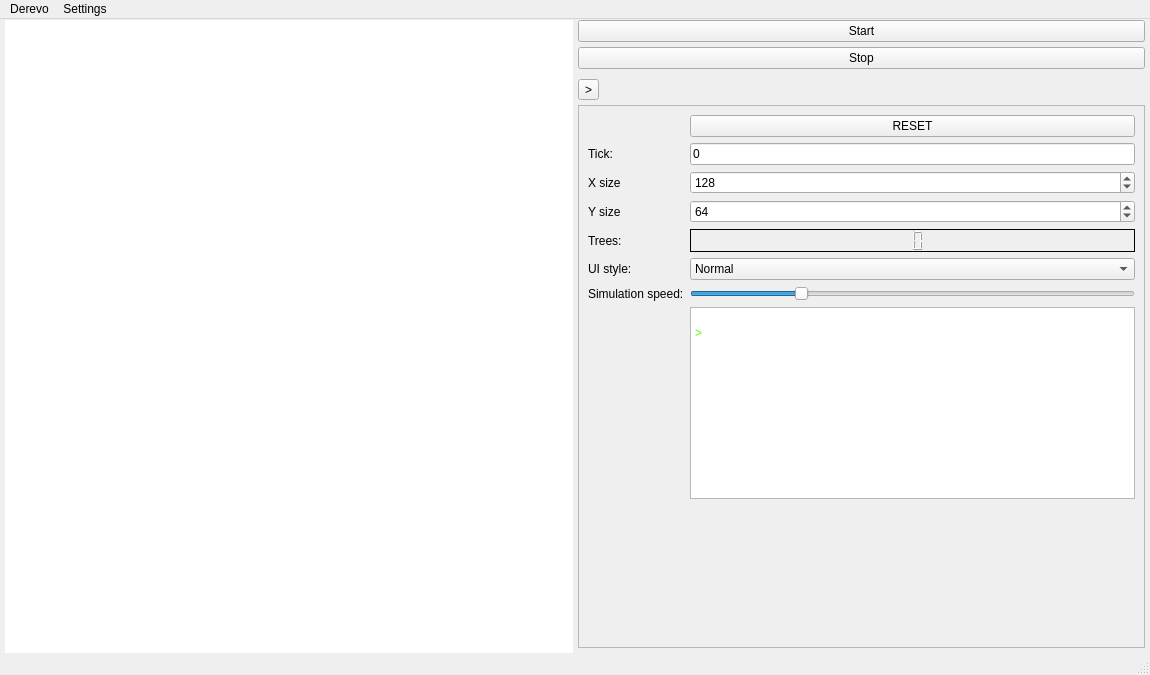
The window that mainwindow.ui (OgArkad/Derevo) describes before a commit, drawn with Qt 5.
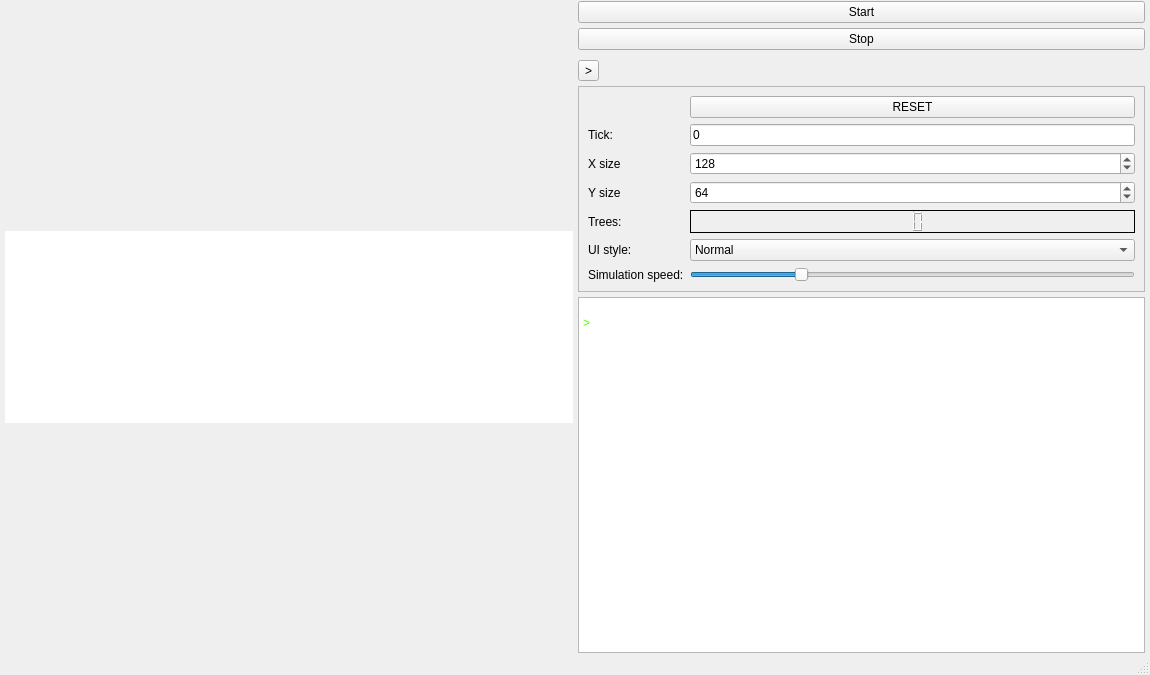
The same window after the commit. Icons and pictures are not drawn.

What changed in the file:
```diff
--- a/mainwindow.ui
+++ b/mainwindow.ui
@@ -49,6 +49,260 @@
     <property name="spacing">
      <number>5</number>
     </property>
+    <item row="0" column="2">
+     <widget class="QPushButton" name="start">
+      <property name="text">
+       <string>Start</string>
+      </property>
+     </widget>
+    </item>
+    <item row="0" column="0" rowspan="6" alignment="Qt::AlignmentFlag::AlignVCenter">
+     <widget class="QTableWidget" name="table">
+      <property name="cursor" stdset="0">
+       <cursorShape>CrossCursor</cursorShape>
+      </property>
+      <property name="mouseTracking">
+       <bool>false</bool>
+      </property>
+      <property name="focusPolicy">
+       <enum>Qt::FocusPolicy::NoFocus</enum>
+      </property>
+      <property name="frameShape">
+       <enum>QFrame::Shape::NoFrame</enum>
+      </property>
+      <property name="lineWidth">
+       <number>0</number>
+      </property>
+      <property name="verticalScrollBarPolicy">
+       <enum>Qt::ScrollBarPolicy::ScrollBarAlwaysOff</enum>
+      </property>
+      <property name="horizontalScrollBarPolicy">
+       <enum>Qt::ScrollBarPolicy::ScrollBarAlwaysOff</enum>
+      </property>
+      <property name="autoScroll">
+       <bool>false</bool>
+      </property>
+      <property name="editTriggers">
+       <set>QAbstractItemView::EditTrigger::NoEditTriggers</set>
+      </property>
+      <property name="selectionMode">
+       <enum>QAbstractItemView::SelectionMode::NoSelection</enum>
+      </property>
+      <property name="textElideMode">
+       <enum>Qt::TextElideMode::ElideMiddle</enum>
+      </property>
+      <property name="showGrid">
+       <bool>false</bool>
+      </property>
+      <property name="gridStyle">
+       <enum>Qt::PenStyle::NoPen</enum>
+      </property>
+      <property name="rowCount">
+       <number>128</number>
+      </property>
+      <property name="columnCount">
+       <number>64</number>
+      </property>
+      <attribute name="horizontalHeaderVisible">
+       <bool>false</bool>
+      </attribute>
+      <attribute name="verticalHeaderVisible">
+       <bool>false</bool>
+      </attribute>
+      <row/>
+      <row/>
+      <row/>
+      <row/>
+      <row/>
+      <row/>
+      <row/>
+      <row/>
+      <row/>
+      <row/>
+      <row/>
+      <row/>
+      <row/>
+      <row/>
+      <row/>
+      <row/>
+      <row/>
+      <row/>
+      <row/>
+      <row/>
+      <row/>
+      <row/>
+      <row/>
+      <row/>
+      <row/>
+      <row/>
+      <row/>
+      <row/>
+      <row/>
+      <row/>
+      <row/>
+      <row/>
+      <row/>
+      <row/>
+      <row/>
+      <row/>
+      <row/>
+      <row/>
+      <row/>
+      <row/>
+      <row/>
+      <row/>
+      <row/>
+      <row/>
+      <row/>
+      <row/>
+      <row/>
+      <row/>
+      <row/>
+      <row/>
+      <row/>
+      <row/>
+      <row/>
+      <row/>
+      <row/>
+      <row/>
+      <row/>
+      <row/>
+      <row/>
+      <row/>
+      <row/>
+      <row/>
+      <row/>
+      <row/>
+      <row/>
+      <row/>
+      <row/>
+      <row/>
+      <row/>
+      <row/>
+      <row/>
+      <row/>
+      <row/>
+      <row/>
+      <row/>
+      <row/>
+      <row/>
+      <row/>
+      <row/>
+      <row/>
+      <row/>
+      <row/>
+      <row/>
+      <row/>
+      <row/>
+      <row/>
+      <row/>
+      <row/>
+      <row/>
+      <row/>
+      <row/>
+      <row/>
+      <row/>
+      <row/>
+      <row/>
+      <row/>
+      <row/>
+      <row/>
+      <row/>
+      <row/>
+      <row/>
+      <row/>
+      <row/>
+      <row/>
+      <row/>
+      <row/>
+      <row/>
+      <row/>
+      <row/>
+      <row/>
+      <row/>
+      <row/>
+      <row/>
+      <row/>
+      <row/>
+      <row/>
+      <row/>
+      <row/>
+      <row/>
+      <row/>
+      <row/>
+      <row/>
+      <row/>
+      <row/>
+      <row/>
+      <row/>
+      <row/>
+      <row/>
+      <column/>
+      <column/>
+      <column/>
+      <column/>
+      <column/>
+      <column/>
+      <column/>
+      <column/>
+      <column/>
+      <column/>
+      <column/>
+      <column/>
+      <column/>
+      <column/>
+      <column/>
+      <column/>
+      <column/>
+      <column/>
+      <column/>
+      <column/>
+      <column/>
+      <column/>
+      <column/>
+      <column/>
+      <column/>
+      <column/>
+      <column/>
+      <column/>
+      <column/>
+      <column/>
+      <column/>
+      <column/>
+      <column/>
+      <column/>
+      <column/>
+      <column/>
+      <column/>
+      <column/>
+      <column/>
+      <column/>
+      <column/>
+      <column/>
+      <column/>
+      <column/>
+      <column/>
+      <column/>
+      <column/>
+      <column/>
+      <column/>
+      <column/>
+      <column/>
+      <column/>
+      <column/>
+      <column/>
+      <column/>
+      <column/>
+      <column/>
+      <column/>
+      <column/>
+      <column/>
+      <column/>
+      <column/>
+      <column/>
+      <column/>
+     </widget>
+    </item>
     <item row="4" column="2">
      <widget class="QFrame" name="frame">
       <property name="maximumSize">
@@ -67,6 +321,50 @@
        <enum>QFrame::Shadow::Raised</enum>
       </property>
       <layout class="QGridLayout" name="gridLayout_2">
+       <item row="0" column="3">
+        <widget class="QPushButton" name="reset">
+         <property name="text">
+          <string>RESET</string>
+         </property>
+        </widget>
+       </item>
+       <item row="7" column="1">
+        <widget class="QLabel" name="ySizeLabel">
+         <property name="text">
+          <string>Y size</string>
+         </property>
+        </widget>
+       </item>
+       <item row="7" column="3">
+        <widget class="QSpinBox" name="ySize">
+         <property name="cursor">
+          <cursorShape>ArrowCursor</cursorShape>
+         </property>
+         <property name="minimum">
+          <number>3</number>
+         </property>
+         <property name="maximum">
+          <number>128</number>
+         </property>
+         <property name="value">
+          <number>64</number>
+         </property>
+        </widget>
+       </item>
+       <item row="8" column="1">
+        <widget class="QLabel" name="treeLabel">
+         <property name="text">
+          <string>Trees:</string>
+         </property>
+        </widget>
+       </item>
+       <item row="1" column="1">
+        <widget class="QLabel" name="tick">
+         <property name="text">
+          <string>Tick: </string>
+         </property>
+        </widget>
+       </item>
        <item row="14" column="3">
         <widget class="QSlider" name="simSpeed">
          <property name="cursor">
@@ -98,38 +396,6 @@
          </property>
         </widget>
        </item>
-       <item row="1" column="1">
-        <widget class="QLabel" name="tick">
-         <property name="text">
-          <string>Tick: </string>
-         </property>
-        </widget>
-       </item>
-       <item row="8" column="3">
-        <widget class="QLCDNumber" name="treeNumber">
-         <property name="minimumSize">
-          <size>
-           <width>117</width>
-           <height>0</height>
-          </size>
-         </property>
-         <property name="frameShadow">
-          <enum>QFrame::Shadow::Plain</enum>
-         </property>
-         <property name="lineWidth">
-          <number>1</number>
-         </property>
-         <property name="midLineWidth">
-          <number>0</number>
-         </property>
-         <property name="digitCount">
-          <number>2</number>
-         </property>
-         <property name="segmentStyle">
-          <enum>QLCDNumber::SegmentStyle::Filled</enum>
-         </property>
-        </widget>
-       </item>
        <item row="1" column="3">
         <widget class="QLineEdit" name="tickCount">
          <property name="cursor">
@@ -149,10 +415,40 @@
          </property>
         </widget>
        </item>
-       <item row="7" column="1">
-        <widget class="QLabel" name="ySizeLabel">
+       <item row="13" column="1">
+        <widget class="QLabel" name="uiTypeLabel">
          <property name="text">
-          <string>Y size</string>
+          <string>UI style:</string>
+         </property>
+        </widget>
+       </item>
+       <item row="6" column="3">
+        <widget class="QSpinBox" name="xSize">
+         <property name="cursor">
+          <cursorShape>ArrowCursor</cursorShape>
+         </property>
+         <property name="minimum">
+          <number>3</number>
+         </property>
+         <property name="maximum">
+          <number>256</number>
+         </property>
+         <property name="value">
+          <number>128</number>
+         </property>
+        </widget>
+       </item>
+       <item row="14" column="1">
+        <widget class="QLabel" name="simSpeedLabel">
+         <property name="text">
+          <string>Simulation speed:</string>
+         </property>
+        </widget>
+       </item>
+       <item row="6" column="1">
+        <widget class="QLabel" name="xSizeLabel">
+         <property name="text">
+          <string>X size</string>
          </property>
         </widget>
        </item>
@@ -200,355 +496,38 @@
          </item>
         </widget>
        </item>
-       <item row="7" column="3">
-        <widget class="QSpinBox" name="ySize">
-         <property name="cursor">
-          <cursorShape>ArrowCursor</cursorShape>
-         </property>
-         <property name="minimum">
-          <number>3</number>
-         </property>
-         <property name="maximum">
-          <number>128</number>
-         </property>
-         <property name="value">
-          <number>64</number>
-         </property>
-        </widget>
-       </item>
-       <item row="17" column="3">
-        <spacer name="verticalSpacer">
-         <property name="orientation">
-          <enum>Qt::Orientation::Vertical</enum>
-         </property>
-         <property name="sizeHint" stdset="0">
+       <item row="8" column="3">
+        <widget class="QLCDNumber" name="treeNumber">
+         <property name="minimumSize">
           <size>
-           <width>20</width>
-           <height>40</height>
+           <width>117</width>
+           <height>0</height>
           </size>
          </property>
-        </spacer>
-       </item>
-       <item row="14" column="1">
-        <widget class="QLabel" name="simSpeedLabel">
-         <property name="text">
-          <string>Simulation speed:</string>
+         <property name="frameShadow">
+          <enum>QFrame::Shadow::Plain</enum>
          </property>
-        </widget>
-       </item>
-       <item row="8" column="1">
-        <widget class="QLabel" name="treeLabel">
-         <property name="text">
-          <string>Trees:</string>
+         <property name="lineWidth">
+          <number>1</number>
          </property>
-        </widget>
-       </item>
-       <item row="13" column="1">
-        <widget class="QLabel" name="uiTypeLabel">
-         <property name="text">
-          <string>UI style:</string>
+         <property name="midLineWidth">
+          <number>0</number>
          </property>
-        </widget>
-       </item>
-       <item row="6" column="3">
-        <widget class="QSpinBox" name="xSize">
-         <property name="cursor">
-          <cursorShape>ArrowCursor</cursorShape>
+         <property name="digitCount">
+          <number>2</number>
          </property>
-         <property name="minimum">
-          <number>3</number>
-         </property>
-         <property name="maximum">
-          <number>256</number>
-         </property>
-         <property name="value">
-          <number>128</number>
-         </property>
-        </widget>
-       </item>
-       <item row="6" column="1">
-        <widget class="QLabel" name="xSizeLabel">
-         <property name="text">
-          <string>X size</string>
-         </property>
-        </widget>
-       </item>
-       <item row="0" column="3">
-        <widget class="QPushButton" name="reset">
-         <property name="text">
-          <string>RESET</string>
-         </property>
-        </widget>
-       </item>
-       <item row="15" column="3">
-        <widget class="QTextBrowser" name="debugElement">
-         <property name="html">
-          <string>&lt;!DOCTYPE HTML PUBLIC &quot;-//W3C//DTD HTML 4.0//EN&quot; &quot;http://www.w3.org/TR/REC-html40/strict.dtd&quot;&gt;
-&lt;html&gt;&lt;head&gt;&lt;meta name=&quot;qrichtext&quot; content=&quot;1&quot; /&gt;&lt;meta charset=&quot;utf-8&quot; /&gt;&lt;style type=&quot;text/css&quot;&gt;
-p, li { white-space: pre-wrap; }
-hr { height: 1px; border-width: 0; }
-li.unchecked::marker { content: &quot;\2610&quot;; }
-li.checked::marker { content: &quot;\2612&quot;; }
-&lt;/style&gt;&lt;/head&gt;&lt;body style=&quot; font-family:'Segoe UI'; font-size:9pt; font-weight:400; font-style:normal;&quot;&gt;
-&lt;p style=&quot; margin-top:0px; margin-bottom:0px; margin-left:0px; margin-right:0px; -qt-block-indent:0; text-indent:0px;&quot;&gt;&lt;span style=&quot; color:#ffffff;&quot;&gt;Debug info will apear here&lt;/span&gt;&lt;/p&gt;
-&lt;p style=&quot; margin-top:0px; margin-bottom:0px; margin-left:0px; margin-right:0px; -qt-block-indent:0; text-indent:0px;&quot;&gt;&lt;span style=&quot; color:#55ff00;&quot;&gt;&amp;gt;&lt;/span&gt;&lt;/p&gt;&lt;/body&gt;&lt;/html&gt;</string>
+         <property name="segmentStyle">
+          <enum>QLCDNumber::SegmentStyle::Filled</enum>
          </property>
         </widget>
        </item>
       </layout>
      </widget>
     </item>
-    <item row="0" column="0" rowspan="6">
-     <widget class="QTableWidget" name="table">
-      <property name="cursor" stdset="0">
-       <cursorShape>CrossCursor</cursorShape>
-      </property>
-      <property name="mouseTracking">
-       <bool>false</bool>
-      </property>
-      <property name="focusPolicy">
-       <enum>Qt::FocusPolicy::NoFocus</enum>
-      </property>
-      <property name="frameShape">
-       <enum>QFrame::Shape::NoFrame</enum>
-      </property>
-      <property name="lineWidth">
-       <number>0</number>
-      </property>
-      <property name="verticalScrollBarPolicy">
-       <enum>Qt::ScrollBarPolicy::ScrollBarAlwaysOff</enum>
-      </property>
-      <property name="horizontalScrollBarPolicy">
-       <enum>Qt::ScrollBarPolicy::ScrollBarAlwaysOff</enum>
-      </property>
-      <property name="autoScroll">
-       <bool>false</bool>
-      </property>
-      <property name="editTriggers">
-       <set>QAbstractItemView::EditTrigger::NoEditTriggers</set>
-      </property>
-      <property name="selectionMode">
-       <enum>QAbstractItemView::SelectionMode::NoSelection</enum>
-      </property>
-      <property name="textElideMode">
-       <enum>Qt::TextElideMode::ElideMiddle</enum>
-      </property>
-      <property name="showGrid">
-       <bool>false</bool>
-      </property>
-      <property name="gridStyle">
-       <enum>Qt::PenStyle::NoPen</enum>
-      </property>
-      <property name="rowCount">
-       <number>128</number>
-      </property>
-      <property name="columnCount">
-       <number>64</number>
-      </property>
-      <attribute name="horizontalHeaderVisible">
-       <bool>false</bool>
-      </attribute>
-      <attribute name="verticalHeaderVisible">
-       <bool>false</bool>
-      </attribute>
-      <row/>
-      <row/>
-      <row/>
-      <row/>
-      <row/>
-      <row/>
-      <row/>
-      <row/>
-      <row/>
-      <row/>
-      <row/>
-      <row/>
-      <row/>
-      <row/>
-      <row/>
-      <row/>
-      <row/>
-      <row/>
-      <row/>
-      <row/>
-      <row/>
-      <row/>
-      <row/>
-      <row/>
-      <row/>
-      <row/>
-      <row/>
-      <row/>
-      <row/>
-      <row/>
-      <row/>
-      <row/>
-      <row/>
-      <row/>
-      <row/>
-      <row/>
-      <row/>
-      <row/>
-      <row/>
-      <row/>
-      <row/>
-      <row/>
-      <row/>
-      <row/>
-      <row/>
-      <row/>
-      <row/>
-      <row/>
-      <row/>
-      <row/>
-      <row/>
-      <row/>
-      <row/>
-      <row/>
-      <row/>
-      <row/>
-      <row/>
-      <row/>
-      <row/>
-      <row/>
-      <row/>
-      <row/>
-      <row/>
-      <row/>
-      <row/>
-      <row/>
-      <row/>
-      <row/>
-      <row/>
-      <row/>
-      <row/>
-      <row/>
-      <row/>
-      <row/>
-      <row/>
-      <row/>
-      <row/>
-      <row/>
-      <row/>
-      <row/>
-      <row/>
-      <row/>
-      <row/>
-      <row/>
-      <row/>
-      <row/>
-      <row/>
-      <row/>
-      <row/>
-      <row/>
-      <row/>
-      <row/>
-      <row/>
-      <row/>
-      <row/>
-      <row/>
-      <row/>
-      <row/>
-      <row/>
-      <row/>
-      <row/>
-      <row/>
-      <row/>
-      <row/>
-      <row/>
-      <row/>
-      <row/>
-      <row/>
-      <row/>
-      <row/>
-      <row/>
-      <row/>
-      <row/>
-      <row/>
-      <row/>
-      <row/>
-      <row/>
-      <row/>
-      <row/>
-      <row/>
-      <row/>
-      <row/>
-      <row/>
-      <row/>
-      <row/>
-      <row/>
-      <row/>
-      <row/>
-      <column/>
-      <column/>
-      <column/>
-      <column/>
-      <column/>
-      <column/>
-      <column/>
-      <column/>
-      <column/>
-      <column/>
-      <column/>
-      <column/>
-      <column/>
-      <column/>
-      <column/>
-      <column/>
-      <column/>
-      <column/>
-      <column/>
-      <column/>
-      <column/>
-      <column/>
-      <column/>
-      <column/>
-      <column/>
-      <column/>
-      <column/>
-      <column/>
-      <column/>
-      <column/>
-      <column/>
-      <column/>
-      <column/>
-      <column/>
-      <column/>
-      <column/>
-      <column/>
-      <column/>
-      <column/>
-      <column/>
-      <column/>
-      <column/>
-      <column/>
-      <column/>
-      <column/>
-      <column/>
-      <column/>
-      <column/>
-      <column/>
-      <column/>
-      <column/>
-      <column/>
-      <column/>
-      <column/>
-      <column/>
-      <column/>
-      <column/>
-      <column/>
-      <column/>
-      <column/>
-      <column/>
-      <column/>
-      <column/>
-      <column/>
-     </widget>
-    </item>
-    <item row="0" column="2">
-     <widget class="QPushButton" name="start">
+    <item row="1" column="2">
+     <widget class="QPushButton" name="stop">
       <property name="text">
-       <string>Start</string>
+       <string>Stop</string>
       </property>
      </widget>
     </item>
@@ -562,10 +541,18 @@
       </property>
      </widget>
     </item>
-    <item row="1" column="2">
-     <widget class="QPushButton" name="stop">
-      <property name="text">
-       <string>Stop</string>
+    <item row="5" column="2">
+     <widget class="QTextBrowser" name="debugElement">
+      <property name="html">
+       <string>&lt;!DOCTYPE HTML PUBLIC &quot;-//W3C//DTD HTML 4.0//EN&quot; &quot;http://www.w3.org/TR/REC-html40/strict.dtd&quot;&gt;
+&lt;html&gt;&lt;head&gt;&lt;meta name=&quot;qrichtext&quot; content=&quot;1&quot; /&gt;&lt;meta charset=&quot;utf-8&quot; /&gt;&lt;style type=&quot;text/css&quot;&gt;
+p, li { white-space: pre-wrap; }
+hr { height: 1px; border-width: 0; }
+li.unchecked::marker { content: &quot;\2610&quot;; }
+li.checked::marker { content: &quot;\2612&quot;; }
+&lt;/style&gt;&lt;/head&gt;&lt;body style=&quot; font-family:'Fira Code Medium'; font-size:14pt; font-weight:500; font-style:normal;&quot;&gt;
+&lt;p style=&quot; margin-top:0px; margin-bottom:0px; margin-left:0px; margin-right:0px; -qt-block-indent:0; text-indent:0px;&quot;&gt;&lt;span style=&quot; font-family:'Segoe UI'; font-size:9pt; font-weight:400; color:#ffffff;&quot;&gt;Debug info will apear here&lt;/span&gt;&lt;/p&gt;
+&lt;p style=&quot; margin-top:0px; margin-bottom:0px; margin-left:0px; margin-right:0px; -qt-block-indent:0; text-indent:0px;&quot;&gt;&lt;span style=&quot; font-family:'Segoe UI'; font-size:9pt; font-weight:400; color:#55ff00;&quot;&gt;&amp;gt;&lt;/span&gt;&lt;/p&gt;&lt;/body&gt;&lt;/html&gt;</string>
       </property>
      </widget>
     </item>
@@ -575,38 +562,14 @@
    <zorder>start</zorder>
    <zorder>HideButton</zorder>
    <zorder>frame</zorder>
-  </widget>
-  <widget class="QMenuBar" name="menubar">
-   <property name="geometry">
-    <rect>
-     <x>0</x>
-     <y>0</y>
-     <width>1150</width>
-     <height>33</height>
-    </rect>
-   </property>
-   <widget class="QMenu" name="menuDerevo">
-    <property name="title">
-     <string>Derevo</string>
-    </property>
-    <property name="icon">
-     <iconset theme="QIcon::ThemeIcon::GoHome"/>
-    </property>
-    <addaction name="separator"/>
-   </widget>
-   <widget class="QMenu" name="menuSettings">
-    <property name="title">
-     <string>Settings</string>
-    </property>
-    <property name="icon">
-     <iconset theme="QIcon::ThemeIcon::DocumentProperties"/>
-    </property>
-    <addaction name="separator"/>
-   </widget>
-   <addaction name="menuDerevo"/>
-   <addaction name="menuSettings"/>
+   <zorder>debugElement</zorder>
   </widget>
   <widget class="QStatusBar" name="statusbar"/>
+  <action name="actionHome">
+   <property name="text">
+    <string>Home</string>
+   </property>
+  </action>
  </widget>
  <tabstops>
   <tabstop>table</tabstop>
```
